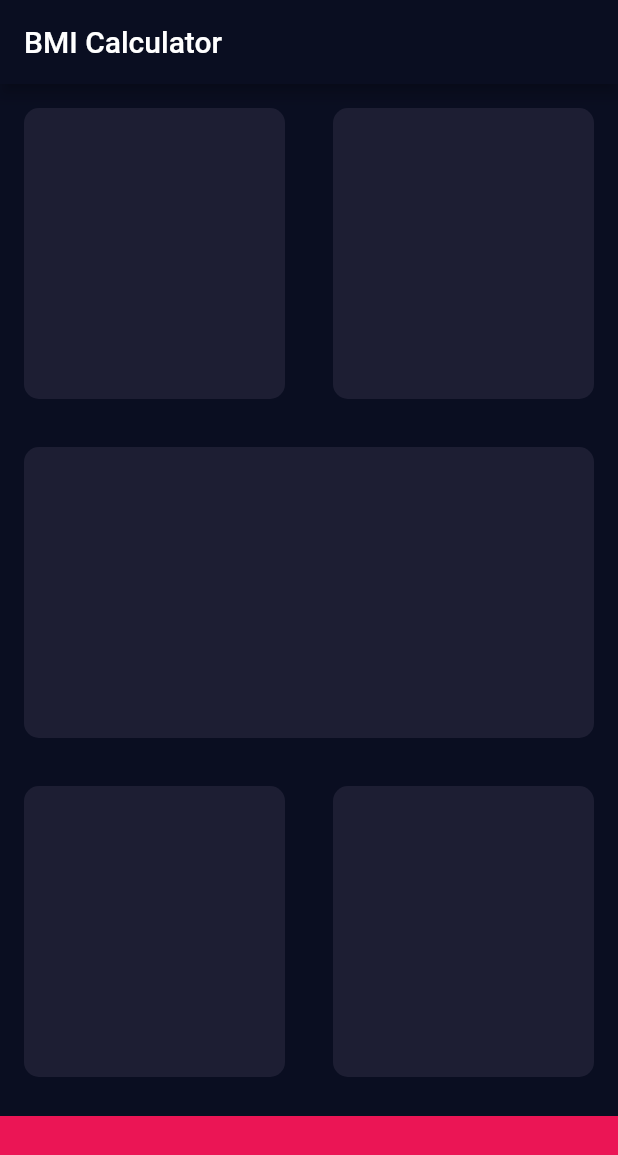
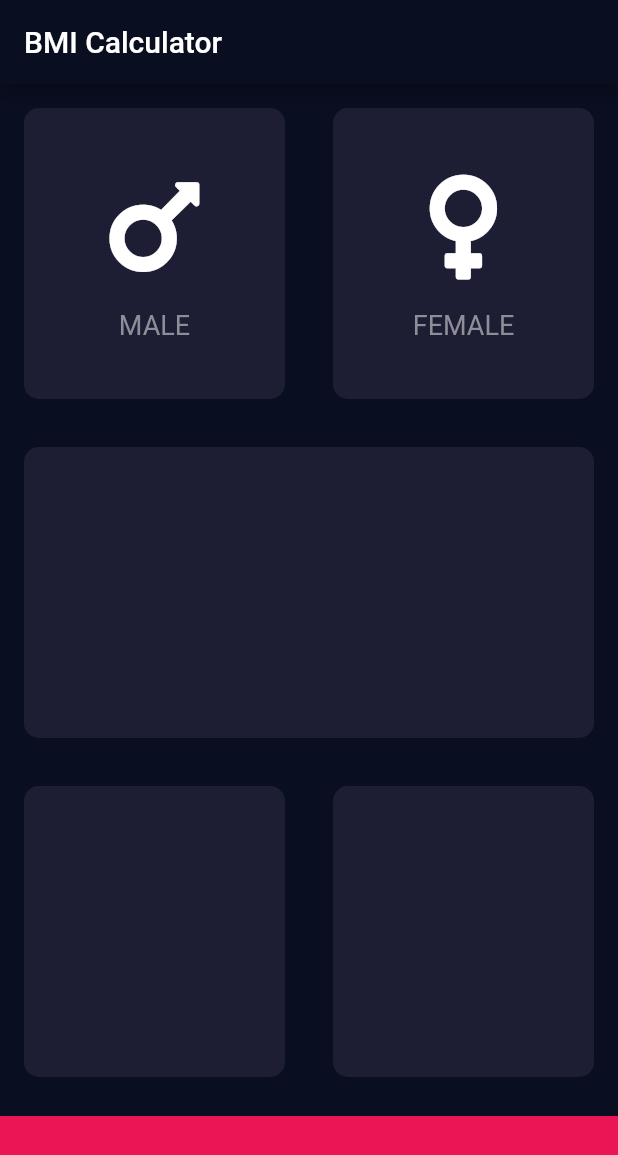
Before and after one commit to parthadroja247/my-bmi-flutter, a Flutter app: the screen it shows after launch, on a phone screen of 412 x 824 dp. Shown: the top 1155 px of the screen. Run offline on Flutter 3.47's test engine with Material 2 defaults, Android fonts, the phone set to English and light mode, and no system bars; our stand-ins replace font_awesome_flutter.

Commit message:
L-134 Completed

```diff
--- /dev/null
+++ b/lib/icon_content.dart
@@ -0,0 +1,33 @@
+import 'package:flutter/material.dart';
+import 'package:font_awesome_flutter/font_awesome_flutter.dart';
+
+const labelFontStyle = TextStyle(color: Color(0xFF8D8E98), fontSize: 18);
+
+class IconContent extends StatelessWidget {
+  IconContent({this.iconData, this.title});
+
+  final IconData iconData;
+  final String title;
+
+  @override
+  Widget build(BuildContext context) {
+    return Container(
+      child: Column(
+        mainAxisAlignment: MainAxisAlignment.center,
+        children: <Widget>[
+          Icon(
+            iconData,
+            size: 80,
+          ),
+          SizedBox(
+            height: 15,
+          ),
+          Text(
+            title,
+            style: labelFontStyle,
+          )
+        ],
+      ),
+    );
+  }
+}
--- a/lib/input_page.dart
+++ b/lib/input_page.dart
@@ -1,5 +1,7 @@
 import 'package:flutter/material.dart';
+import 'package:font_awesome_flutter/font_awesome_flutter.dart';
 import 'resuable_card.dart';
+import 'icon_content.dart';
 
 const bottomContainerHeight = 80.0;
 const activeCardColor = Color(0xFF1D1E33);
@@ -25,10 +27,18 @@ class _InputPageState extends State<InputPage> {
                 Expanded(
                     child: ReusableCard(
                   color: activeCardColor,
+                  cardChild: IconContent(
+                    iconData: FontAwesomeIcons.mars,
+                    title: 'MALE',
+                  ),
                 )),
                 Expanded(
                     child: ReusableCard(
                   color: activeCardColor,
+                  cardChild: IconContent(
+                    iconData: FontAwesomeIcons.venus,
+                    title: 'FEMALE',
+                  ),
                 )),
               ],
             )),
--- a/lib/resuable_card.dart
+++ b/lib/resuable_card.dart
@@ -1,13 +1,15 @@
 import 'package:flutter/material.dart';
 
 class ReusableCard extends StatelessWidget {
-  ReusableCard({@required this.color});
+  ReusableCard({@required this.color, this.cardChild});
 
   final Color color;
+  final Widget cardChild;
 
   @override
   Widget build(BuildContext context) {
     return Container(
+      child: cardChild,
       margin: EdgeInsets.all(16),
       decoration:
           BoxDecoration(color: color, borderRadius: BorderRadius.circular(10)),
--- a/pubspec.yaml
+++ b/pubspec.yaml
@@ -23,6 +23,7 @@ dependencies:
   # The following adds the Cupertino Icons font to your application.
   # Use with the CupertinoIcons class for iOS style icons.
   cupertino_icons: ^0.1.2
+  font_awesome_flutter: ^8.8.1
 
 dev_dependencies:
   flutter_test:
```
